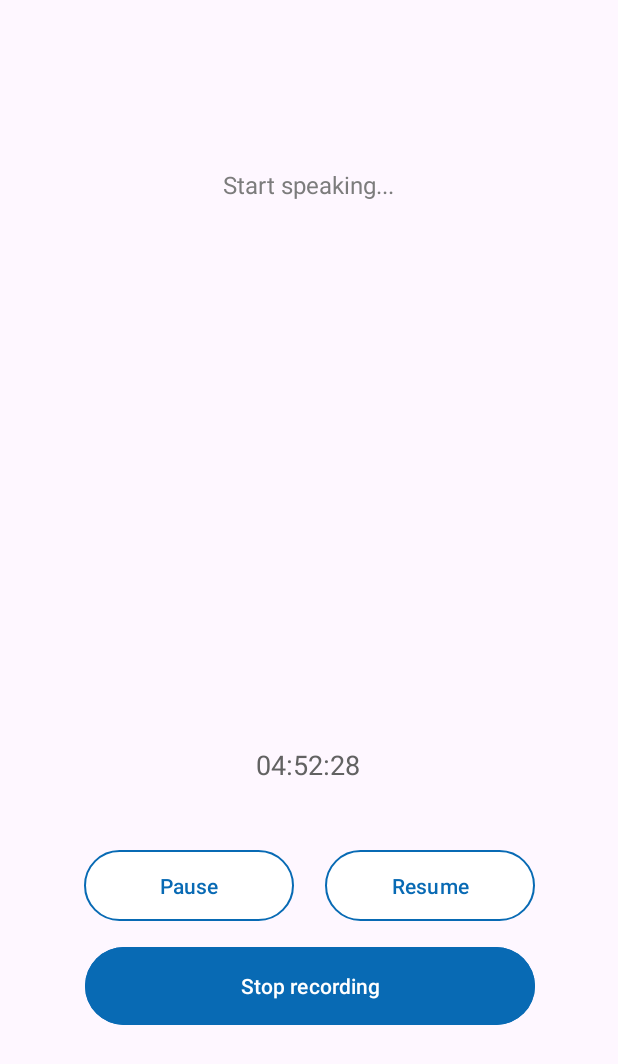
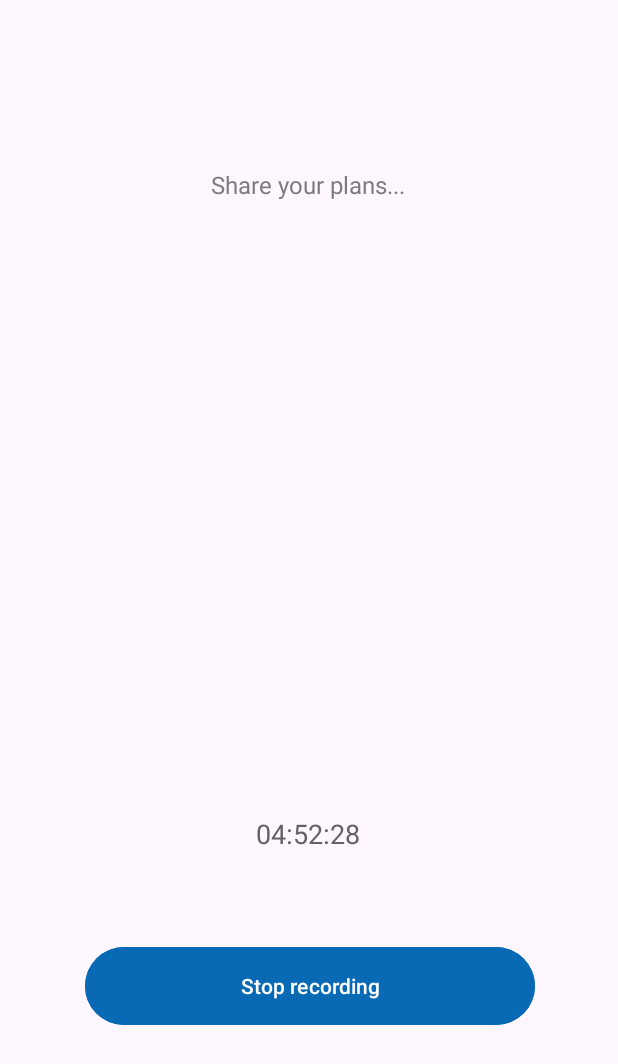
Before and after one commit to SezimOrozobekova/Velox, an Android app: the screen it shows after launch (MainActivity), on a phone screen of 412 x 824 dp. Shown: the top 1064 px of the screen. Run offline under Robolectric (Android 15) with nearby library versions, the phone set to English and light mode, and no system bars.

Commit message:
List item, Voice record, created task screens design

```diff
--- a/app/src/main/res/layout/activity_main.xml
+++ b/app/src/main/res/layout/activity_main.xml
@@ -22,44 +22,8 @@
         app:layout_constraintTop_toTopOf="parent"
         app:layout_constraintVertical_bias="0.821" />
 
-    <Button
-        android:id="@+id/btnPause"
-        android:layout_width="140dp"
-        android:layout_height="55dp"
-        android:backgroundTint="#FFFFFF"
-        android:text="Pause"
-        android:textColor="#086AB4"
-        android:textColorLink="#000000"
-        app:cornerRadius="40dp"
-        app:layout_constraintBottom_toBottomOf="parent"
-        app:layout_constraintEnd_toEndOf="parent"
-        app:layout_constraintHorizontal_bias="0.206"
-        app:layout_constraintStart_toStartOf="parent"
-        app:layout_constraintTop_toTopOf="parent"
-        app:layout_constraintVertical_bias="0.732"
-        app:strokeColor="#086AB4"
-        app:strokeWidth="1dp" />
-
-    <Button
-        android:id="@+id/btnResume"
-        android:layout_width="140dp"
-        android:layout_height="55dp"
-        android:backgroundTint="#FFFFFF"
-        android:text="Resume"
-        android:textColor="#086AB4"
-        android:textColorLink="#000000"
-        app:cornerRadius="40dp"
-        app:layout_constraintBottom_toBottomOf="parent"
-        app:layout_constraintEnd_toEndOf="parent"
-        app:layout_constraintHorizontal_bias="0.797"
-        app:layout_constraintStart_toStartOf="parent"
-        app:layout_constraintTop_toTopOf="parent"
-        app:layout_constraintVertical_bias="0.732"
-        app:strokeColor="#086AB4"
-        app:strokeWidth="1dp" />
-
     <TextView
-        android:id="@+id/tvTime"
+        android:id="@+id/tvTaskTimeStartEnd"
         android:layout_width="wrap_content"
         android:layout_height="wrap_content"
         android:text="04:52:28"
@@ -70,13 +34,13 @@
         app:layout_constraintHorizontal_bias="0.498"
         app:layout_constraintStart_toStartOf="parent"
         app:layout_constraintTop_toTopOf="parent"
-        app:layout_constraintVertical_bias="0.622" />
+        app:layout_constraintVertical_bias="0.68" />
 
     <TextView
         android:id="@+id/textView3"
         android:layout_width="wrap_content"
         android:layout_height="wrap_content"
-        android:text="Start speaking..."
+        android:text="Share your plans..."
         android:textColor="#7C7C7C"
         android:textSize="16sp"
         app:layout_constraintBottom_toBottomOf="parent"
```
Also changed, not shown: app/src/main/AndroidManifest.xml (+2 -25 lines), app/src/main/res/layout/list_item.xml (added, +89 -0 lines).
